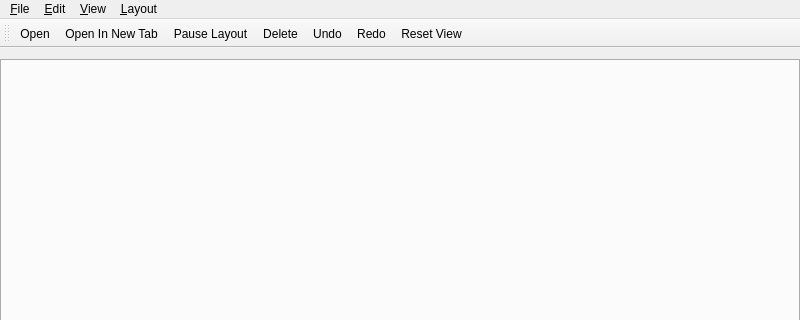
Qt form source/mainwindow.ui (graphia-app/graphia) before a commit; both pictures show x 0 to 800 and y 0 to 320 of the 800 by 600 pixel window.
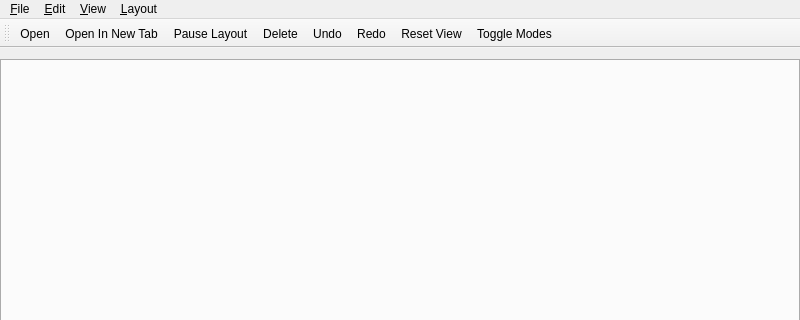
The same form after that commit. Icons and pictures are not drawn.

```diff
--- a/source/mainwindow.ui
+++ b/source/mainwindow.ui
@@ -119,6 +119,7 @@
    <addaction name="actionUndo"/>
    <addaction name="actionRedo"/>
    <addaction name="actionReset_View"/>
+   <addaction name="actionToggle_Modes"/>
   </widget>
   <widget class="QStatusBar" name="statusBar"/>
   <action name="actionOpen">
@@ -247,6 +248,11 @@
     <string>Ctrl+R</string>
    </property>
   </action>
+  <action name="actionToggle_Modes">
+   <property name="text">
+    <string>Toggle Modes</string>
+   </property>
+  </action>
  </widget>
  <layoutdefault spacing="6" margin="11"/>
  <resources/>
```
